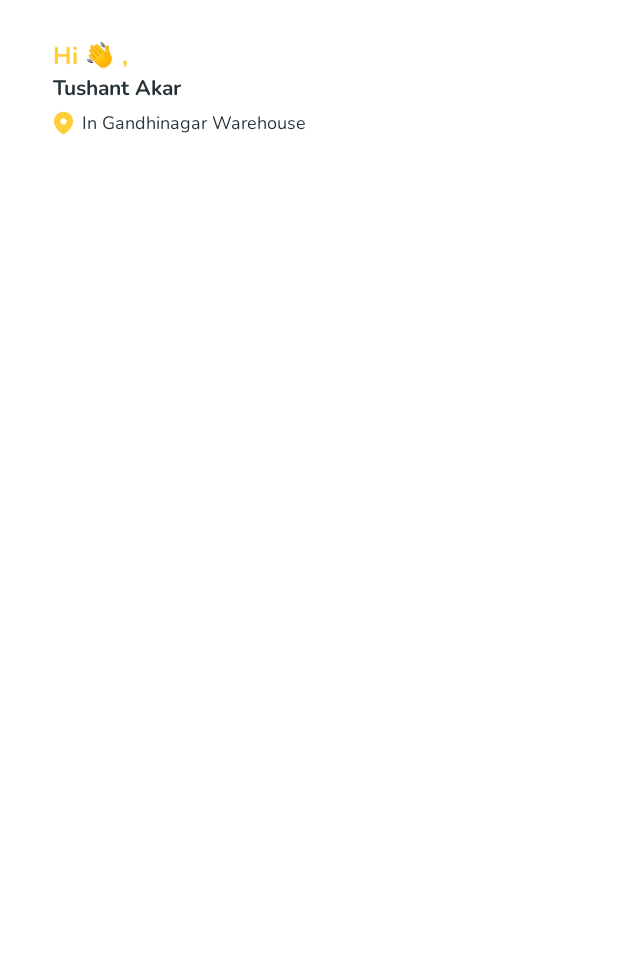
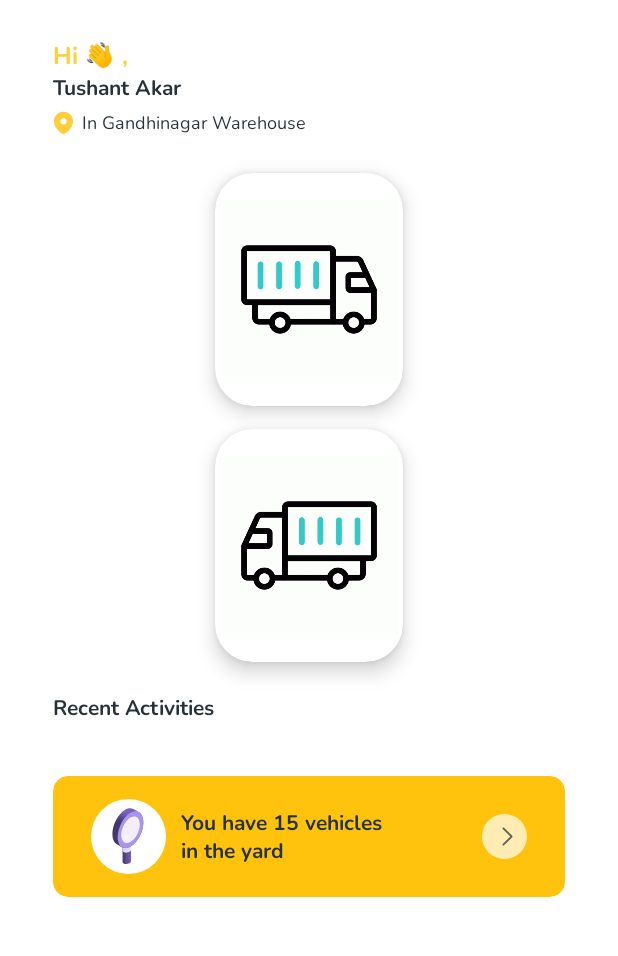
Before and after one commit to tushant-akar/YardSync, an Android app: the HomeFragment screen opened directly, with no data from a screen before it, on a phone screen of 412 x 824 dp, the part 72-1028 px from its top. Run offline under Robolectric (Android 15) with nearby library versions, the phone set to English and light mode, and no system bars; our stand-ins replace navigation-ui; libraries missing offline, so code that uses them is left out: np.com.susanthapa; plain views replace CurvedBottomNavigationView; 3 statements that could not run were skipped.

Commit message:
Home Fragment Done

```diff
--- /dev/null
+++ b/app/src/main/java/com/example/yardsync/ui/IncomingActivity.kt
@@ -0,0 +1,21 @@
+package com.example.yardsync.ui
+
+import android.os.Bundle
+import androidx.activity.enableEdgeToEdge
+import androidx.appcompat.app.AppCompatActivity
+import androidx.core.view.ViewCompat
+import androidx.core.view.WindowInsetsCompat
+import com.example.yardsync.R
+
+class IncomingActivity : AppCompatActivity() {
+    override fun onCreate(savedInstanceState: Bundle?) {
+        super.onCreate(savedInstanceState)
+        enableEdgeToEdge()
+        setContentView(R.layout.activity_incoming)
+        ViewCompat.setOnApplyWindowInsetsListener(findViewById(R.id.main)) { v, insets ->
+            val systemBars = insets.getInsets(WindowInsetsCompat.Type.systemBars())
+            v.setPadding(systemBars.left, systemBars.top, systemBars.right, systemBars.bottom)
+            insets
+        }
+    }
+}
--- /dev/null
+++ b/app/src/main/java/com/example/yardsync/ui/OutgoingActivity.kt
@@ -0,0 +1,21 @@
+package com.example.yardsync.ui
+
+import android.os.Bundle
+import androidx.activity.enableEdgeToEdge
+import androidx.appcompat.app.AppCompatActivity
+import androidx.core.view.ViewCompat
+import androidx.core.view.WindowInsetsCompat
+import com.example.yardsync.R
+
+class OutgoingActivity : AppCompatActivity() {
+    override fun onCreate(savedInstanceState: Bundle?) {
+        super.onCreate(savedInstanceState)
+        enableEdgeToEdge()
+        setContentView(R.layout.activity_outgoing)
+        ViewCompat.setOnApplyWindowInsetsListener(findViewById(R.id.main)) { v, insets ->
+            val systemBars = insets.getInsets(WindowInsetsCompat.Type.systemBars())
+            v.setPadding(systemBars.left, systemBars.top, systemBars.right, systemBars.bottom)
+            insets
+        }
+    }
+}
--- a/app/src/main/java/com/example/yardsync/ui/fragments/HomeFragment.kt
+++ b/app/src/main/java/com/example/yardsync/ui/fragments/HomeFragment.kt
@@ -5,14 +5,40 @@ import androidx.fragment.app.Fragment
 import android.view.LayoutInflater
 import android.view.View
 import android.view.ViewGroup
+import androidx.navigation.fragment.findNavController
 import com.example.yardsync.R
+import com.example.yardsync.databinding.FragmentHomeBinding
 
 class HomeFragment : Fragment() {
+    private var _binding: FragmentHomeBinding? = null
+    private val binding get() = _binding!!
+
     override fun onCreateView(
         inflater: LayoutInflater, container: ViewGroup?,
         savedInstanceState: Bundle?
     ): View? {
-        // Inflate the layout for this fragment
-        return inflater.inflate(R.layout.fragment_home, container, false)
+        _binding = FragmentHomeBinding.inflate(inflater, container, false)
+        return binding.root
+    }
+
+    override fun onViewCreated(view: View, savedInstanceState: Bundle?) {
+        super.onViewCreated(view, savedInstanceState)
+
+        binding.incomingCard.setOnClickListener {
+            findNavController().navigate(R.id.action_homeFragment_to_incomingActivity)
+        }
+
+        binding.outgoingCard.setOnClickListener {
+            findNavController().navigate(R.id.action_homeFragment_to_outgoingActivity)
+        }
+
+        binding.yardBtn.setOnClickListener {
+            findNavController().navigate(R.id.action_homeFragment_to_yardFragment)
+        }
+    }
+
+    override fun onDestroyView() {
+        super.onDestroyView()
+        _binding = null
     }
 }
--- /dev/null
+++ b/app/src/main/res/drawable/arrow.xml
@@ -0,0 +1,13 @@
+<vector xmlns:android="http://schemas.android.com/apk/res/android"
+    android:width="30dp"
+    android:height="30dp"
+    android:viewportWidth="30"
+    android:viewportHeight="30">
+  <path
+      android:pathData="M15,15m0,-15a15,15 0,1 0,0 30a15,15 0,1 0,0 -30"
+      android:fillColor="#ffffff"
+      android:fillAlpha="0.69"/>
+  <path
+      android:pathData="M13.809,9.163C13.586,9.382 13.566,9.725 13.748,9.967L13.809,10.036L18.855,14.983L13.809,19.929C13.586,20.148 13.566,20.491 13.748,20.733L13.809,20.802C14.033,21.021 14.383,21.041 14.629,20.861L14.7,20.802L20.191,15.419C20.414,15.2 20.434,14.857 20.251,14.615L20.191,14.546L14.7,9.163C14.454,8.922 14.055,8.922 13.809,9.163Z"
+      android:fillColor="#616161"/>
+</vector>
--- /dev/null
+++ b/app/src/main/res/drawable/card_view_background.xml
@@ -0,0 +1,10 @@
+<?xml version="1.0" encoding="utf-8"?>
+<shape xmlns:android="http://schemas.android.com/apk/res/android">
+    <solid android:color="@color/white" />
+
+    <stroke
+        android:width="2dp"
+        android:color="@color/themeColorDark" />
+
+    <corners android:radius="12dp" />
+</shape>
--- /dev/null
+++ b/app/src/main/res/drawable/lens.xml
@@ -0,0 +1,55 @@
+<vector xmlns:android="http://schemas.android.com/apk/res/android"
+    xmlns:aapt="http://schemas.android.com/aapt"
+    android:width="25dp"
+    android:height="38dp"
+    android:viewportWidth="25"
+    android:viewportHeight="38">
+  <path
+      android:pathData="M12.512,18.678L6.942,19.274V36.746L6.95,36.745C6.995,37.069 7.216,37.373 7.622,37.607C8.629,38.189 10.388,38.116 11.551,37.445C12.22,37.058 12.545,36.558 12.509,36.092L12.513,36.091V18.678H12.512Z">
+    <aapt:attr name="android:fillColor">
+      <gradient
+          android:startX="6.942"
+          android:startY="28.339"
+          android:endX="12.512"
+          android:endY="28.339"
+          android:type="linear">
+        <item android:offset="0" android:color="#FF43386B"/>
+        <item android:offset="1" android:color="#FF7662BD"/>
+      </gradient>
+    </aapt:attr>
+  </path>
+  <path
+      android:pathData="M6.942,29.179L6.95,29.178C6.995,29.502 7.216,29.807 7.622,30.041C8.629,30.622 10.388,30.549 11.551,29.878C12.22,29.492 12.545,28.991 12.509,28.525L12.512,28.525V18.678L6.942,19.274V29.179Z">
+    <aapt:attr name="android:fillColor">
+      <gradient
+          android:startX="6.942"
+          android:startY="24.556"
+          android:endX="12.512"
+          android:endY="24.556"
+          android:type="linear">
+        <item android:offset="0" android:color="#FFD7D1EB"/>
+        <item android:offset="1" android:color="#FFE9E5F6"/>
+      </gradient>
+    </aapt:attr>
+  </path>
+  <path
+      android:pathData="M17.815,3.459L17.816,3.458L14.105,1.322L14.105,1.323C12.641,0.546 10.759,0.657 8.706,1.842C4.036,4.538 0.25,11.773 0.25,18C0.25,21.424 1.396,23.827 3.202,24.852L3.201,24.854L6.591,26.812L6.595,26.805C8.085,27.695 10.04,27.631 12.182,26.394C16.853,23.697 20.639,16.463 20.639,10.236C20.639,6.894 19.548,4.523 17.815,3.459Z">
+    <aapt:attr name="android:fillColor">
+      <gradient
+          android:startX="11.018"
+          android:startY="13.124"
+          android:endX="14.493"
+          android:endY="7.104"
+          android:type="linear">
+        <item android:offset="0" android:color="#FF43386B"/>
+        <item android:offset="1" android:color="#FF7662BD"/>
+      </gradient>
+    </aapt:attr>
+  </path>
+  <path
+      android:pathData="M18.955,18.016C21.766,11.42 21.019,4.784 17.288,3.194C13.556,1.603 8.252,5.662 5.441,12.258C2.631,18.854 3.377,25.491 7.109,27.081C10.841,28.671 16.145,24.613 18.955,18.016Z"
+      android:fillColor="#A996EB"/>
+  <path
+      android:pathData="M17.076,17.216C19.105,12.454 18.566,7.664 15.872,6.516C13.178,5.368 9.35,8.298 7.321,13.059C5.292,17.82 5.831,22.611 8.525,23.759C11.219,24.906 15.047,21.977 17.076,17.216Z"
+      android:fillColor="#F2EFFA"/>
+</vector>
--- /dev/null
+++ b/app/src/main/res/drawable/round_shape.xml
@@ -0,0 +1,7 @@
+<shape xmlns:android="http://schemas.android.com/apk/res/android"
+    android:shape="oval">
+    <!-- Background Color -->
+    <solid android:color="@android:color/white" />
+
+
+</shape>
--- /dev/null
+++ b/app/src/main/res/layout/activity_incoming.xml
@@ -0,0 +1,10 @@
+<?xml version="1.0" encoding="utf-8"?>
+<androidx.constraintlayout.widget.ConstraintLayout xmlns:android="http://schemas.android.com/apk/res/android"
+    xmlns:app="http://schemas.android.com/apk/res-auto"
+    xmlns:tools="http://schemas.android.com/tools"
+    android:id="@+id/main"
+    android:layout_width="match_parent"
+    android:layout_height="match_parent"
+    tools:context=".ui.IncomingActivity">
+
+</androidx.constraintlayout.widget.ConstraintLayout>
--- /dev/null
+++ b/app/src/main/res/layout/activity_outgoing.xml
@@ -0,0 +1,10 @@
+<?xml version="1.0" encoding="utf-8"?>
+<androidx.constraintlayout.widget.ConstraintLayout xmlns:android="http://schemas.android.com/apk/res/android"
+    xmlns:app="http://schemas.android.com/apk/res-auto"
+    xmlns:tools="http://schemas.android.com/tools"
+    android:id="@+id/main"
+    android:layout_width="match_parent"
+    android:layout_height="match_parent"
+    tools:context=".ui.OutgoingActivity">
+
+</androidx.constraintlayout.widget.ConstraintLayout>
--- a/app/src/main/res/layout/fragment_home.xml
+++ b/app/src/main/res/layout/fragment_home.xml
@@ -76,5 +76,113 @@
         app:layout_constraintStart_toEndOf="@id/imageView5"
         app:layout_constraintTop_toTopOf="@id/imageView5" />
 
+    <androidx.cardview.widget.CardView
+        android:id="@+id/incomingCard"
+        android:layout_width="125dp"
+        android:layout_height="155dp"
+        android:layout_marginTop="25dp"
+        android:background="@drawable/card_view_background"
+        android:elevation="5dp"
+        app:cardCornerRadius="25dp"
+        app:cardElevation="8dp"
+        app:layout_constraintEnd_toEndOf="parent"
+        app:layout_constraintStart_toStartOf="parent"
+        app:layout_constraintTop_toBottomOf="@id/imageView5">
+
+        <pl.droidsonroids.gif.GifImageView
+            android:layout_width="120dp"
+            android:layout_height="150dp"
+            android:layout_gravity="center"
+            android:src="@drawable/incoming" />
+
+    </androidx.cardview.widget.CardView>
+
+    <androidx.cardview.widget.CardView
+        android:id="@+id/outgoingCard"
+        android:layout_width="125dp"
+        android:layout_height="155dp"
+        android:layout_marginTop="15dp"
+        android:background="@drawable/card_view_background"
+        android:elevation="5dp"
+        app:cardCornerRadius="25dp"
+        app:cardElevation="8dp"
+        app:layout_constraintEnd_toEndOf="parent"
+        app:layout_constraintStart_toStartOf="parent"
+        app:layout_constraintTop_toBottomOf="@id/incomingCard">
+
+        <pl.droidsonroids.gif.GifImageView
+            android:layout_width="120dp"
+            android:layout_height="150dp"
+            android:layout_gravity="center"
+            android:src="@drawable/outgoing" />
+
+    </androidx.cardview.widget.CardView>
+
+    <TextView
+        android:id="@+id/textView9"
+        android:layout_width="wrap_content"
+        android:layout_height="wrap_content"
+        android:layout_marginStart="35dp"
+        android:layout_marginTop="20dp"
+        android:fontFamily="@font/nunito_bold"
+        android:text="Recent Activities"
+        android:textColor="#263238"
+        android:textSize="14sp"
+        app:layout_constraintStart_toStartOf="parent"
+        app:layout_constraintTop_toBottomOf="@id/outgoingCard" />
+
+    <androidx.cardview.widget.CardView
+        android:layout_width="match_parent"
+        android:layout_height="wrap_content"
+        android:layout_margin="35dp"
+        android:layout_marginStart="35dp"
+        android:layout_marginTop="5dp"
+        android:backgroundTint="@color/themeColorDark"
+        app:cardCornerRadius="10dp"
+        app:layout_constraintEnd_toEndOf="parent"
+        app:layout_constraintStart_toStartOf="parent"
+        app:layout_constraintTop_toBottomOf="@id/textView9">
+
+        <LinearLayout
+            android:layout_width="50dp"
+            android:layout_height="50dp"
+            android:layout_marginStart="25dp"
+            android:layout_marginTop="15dp"
+            android:layout_marginBottom="15dp"
+            android:background="@drawable/round_shape"
+            android:orientation="vertical">
+
+            <ImageView
+                android:layout_width="wrap_content"
+                android:layout_height="wrap_content"
+                android:layout_gravity="center_vertical|center_horizontal"
+                android:layout_marginStart="2dp"
+                android:layout_marginTop="5dp"
+                android:src="@drawable/lens" />
+
+        </LinearLayout>
+
+
+        <TextView
+            android:id="@+id/totalVehicle"
+            android:layout_width="wrap_content"
+            android:layout_height="wrap_content"
+            android:layout_gravity="center_vertical"
+            android:layout_marginStart="85dp"
+            android:fontFamily="@font/nunito_bold"
+            android:text="You have 15 vehicles\nin the yard"
+            android:textColor="#263238"
+            android:textSize="14sp" />
+
+        <ImageView
+            android:id="@+id/yardBtn"
+            android:layout_width="wrap_content"
+            android:layout_height="wrap_content"
+            android:layout_gravity="end|center_vertical"
+            android:layout_marginEnd="25dp"
+            android:src="@drawable/arrow" />
+
+    </androidx.cardview.widget.CardView>
+
 
 </androidx.constraintlayout.widget.ConstraintLayout>
--- a/app/src/main/res/navigation/nav_graph.xml
+++ b/app/src/main/res/navigation/nav_graph.xml
@@ -9,7 +9,17 @@
         android:id="@+id/homeFragment"
         android:name="com.example.yardsync.ui.fragments.HomeFragment"
         android:label="fragment_home"
-        tools:layout="@layout/fragment_home" />
+        tools:layout="@layout/fragment_home" >
+        <action
+            android:id="@+id/action_homeFragment_to_incomingActivity"
+            app:destination="@id/incomingActivity" />
+        <action
+            android:id="@+id/action_homeFragment_to_outgoingActivity"
+            app:destination="@id/outgoingActivity" />
+        <action
+            android:id="@+id/action_homeFragment_to_yardFragment"
+            app:destination="@id/yardFragment" />
+    </fragment>
     <fragment
         android:id="@+id/yardFragment"
         android:name="com.example.yardsync.ui.fragments.YardFragment"
@@ -30,4 +40,14 @@
         android:name="com.example.yardsync.ui.fragments.ProfileFragment"
         android:label="fragment_profile"
         tools:layout="@layout/fragment_profile" />
+    <activity
+        android:id="@+id/incomingActivity"
+        android:name="com.example.yardsync.ui.IncomingActivity"
+        android:label="activity_incoming"
+        tools:layout="@layout/activity_incoming" />
+    <activity
+        android:id="@+id/outgoingActivity"
+        android:name="com.example.yardsync.ui.OutgoingActivity"
+        android:label="activity_outgoing"
+        tools:layout="@layout/activity_outgoing" />
 </navigation>
```
Also changed, not shown: app/src/main/AndroidManifest.xml (+8 -3 lines).
